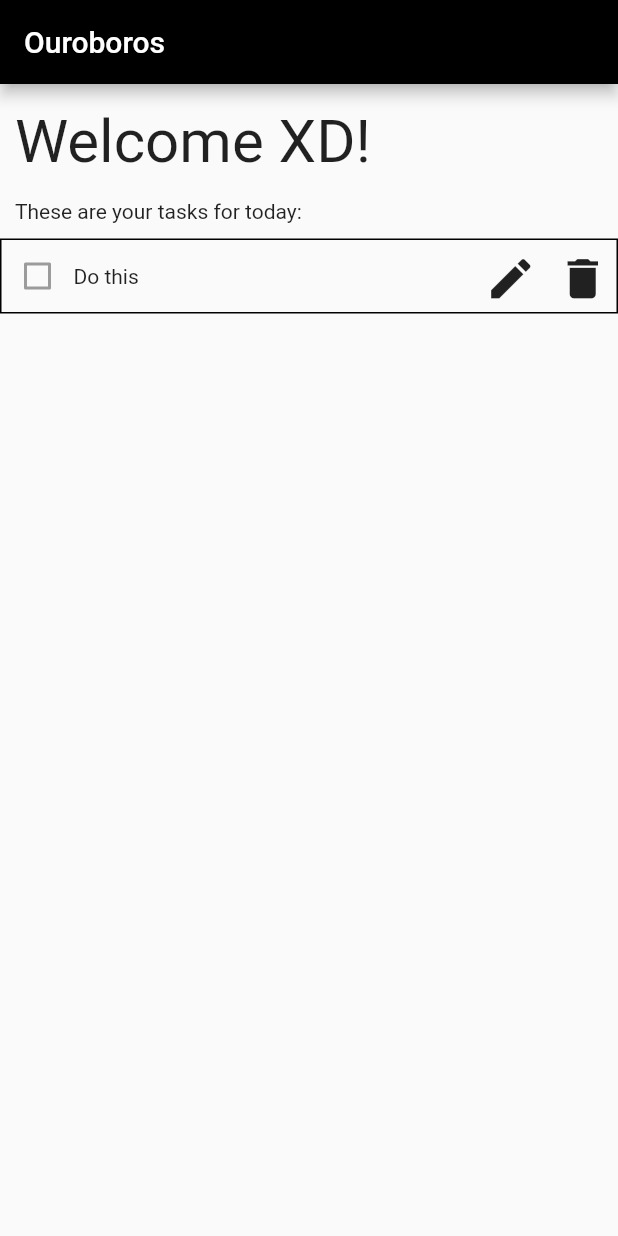
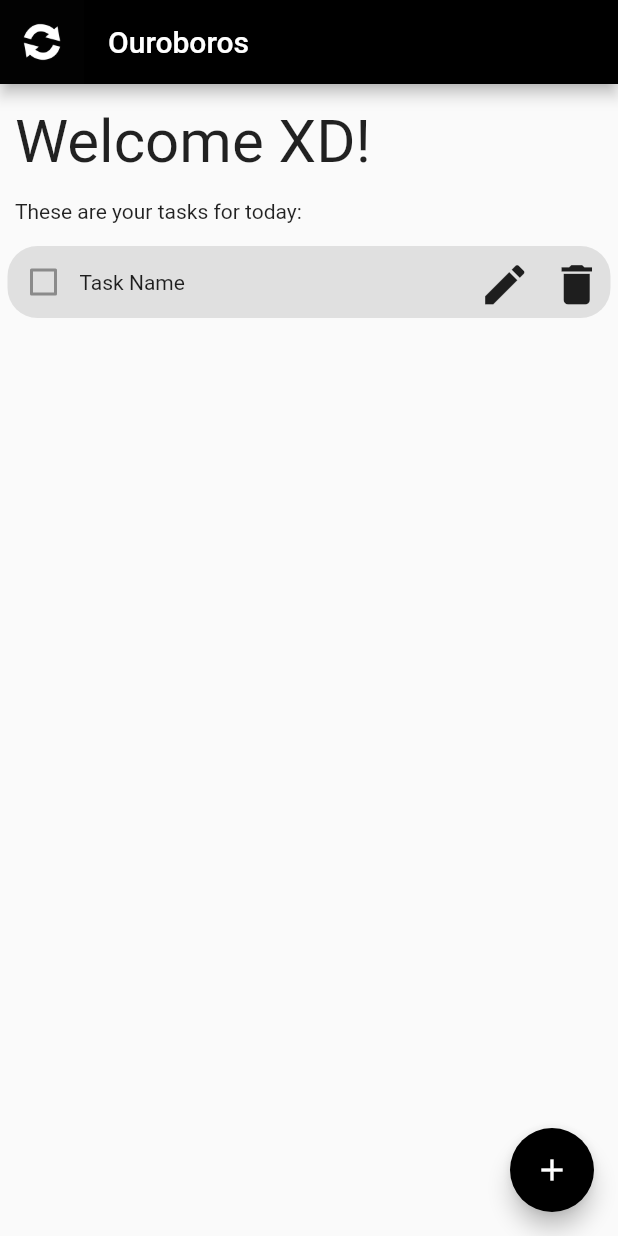
Before and after one commit to codebyeli/ouroboros, a Flutter app: the screen it shows after launch, on a phone screen of 412 x 824 dp. Run offline on Flutter 3.47's test engine with Material 2 defaults, Android fonts, the phone set to English and light mode, and no system bars.

Commit message:
added assets folder, added image to appbar, added FAB to add new tasks

```diff
--- a/lib/main.dart
+++ b/lib/main.dart
@@ -14,11 +14,32 @@ class OurosHome extends StatefulWidget {
 }
 const name = "XD";
 
+class Task {
+  String name;
+  bool isCompleted;
+  String? description;
+
+  Task({
+    required this.name,
+    required this.isCompleted,
+    this.description,
+  });
+}
+
+Task myTask = Task(
+  name: 'Task Name',
+  isCompleted: false,
+  description: 'Task Description',
+);
+
+
+
 class _OurosHomeState extends State<OurosHome> {
   @override
   Widget build(BuildContext context) {
     return Scaffold(
       appBar: AppBar(
+        leading: Image.asset('assets/miniourosicon.png'),
         title: Text(
           "Ouroboros"
         ),
@@ -45,18 +66,18 @@ class _OurosHomeState extends State<OurosHome> {
               ],
             ),
           ),
-          Container(
+          Padding(
+            padding: const EdgeInsets.symmetric(vertical: 5, horizontal: 5),
+            child: Container(
               decoration: BoxDecoration(
-              border: Border.all(
-                color: Colors.black,
-                width: 1.0
-              )
+                color: Colors.grey[300],
+                borderRadius: BorderRadius.circular(20)
               ),
               child: Row(
                 crossAxisAlignment: CrossAxisAlignment.center,
                 children: [
                   Checkbox(value: false, onChanged: null),
-                Text("Do this"),
+                  Text(myTask.name),
                   Spacer(),
                   IconButton(onPressed: () {}, icon: Icon(
                     Icons.edit,
@@ -68,8 +89,14 @@ class _OurosHomeState extends State<OurosHome> {
                   ))
                 ],
               ),
-          )
+            ),
+          ),
         ],
+      ),
+      floatingActionButton: FloatingActionButton(
+        onPressed: () {},
+        child: Icon(Icons.add),
+        backgroundColor: Colors.black,
       ),
     );
   }
--- a/pubspec.yaml
+++ b/pubspec.yaml
@@ -59,8 +59,8 @@ flutter:
   uses-material-design: true
 
   # To add assets to your application, add an assets section, like this:
-  # assets:
-  #   - images/a_dot_burr.jpeg
+  assets:
+    - assets/
   #   - images/a_dot_ham.jpeg
 
   # An image asset can refer to one or more resolution-specific "variants", see
```
Also changed, not shown: assets/miniourosicon.png (added), 12 other files. Lines whose indentation alone changed are shown as unchanged.
